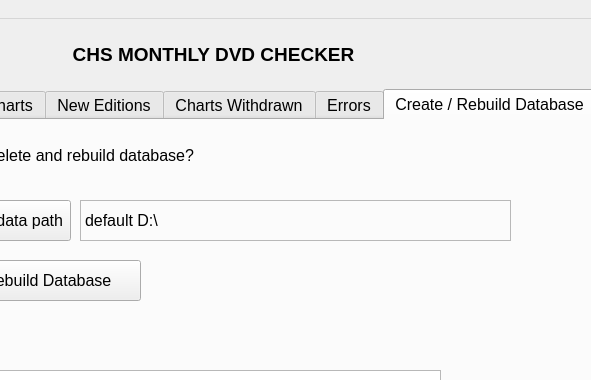
Above: CHS_DVD_Checker.ui from Mabus00/CHS-DVD-Reader before the change; both pictures show x 212 to 803 and y 0 to 380 of the 900 by 700 pixel window. Below: the same form after it.
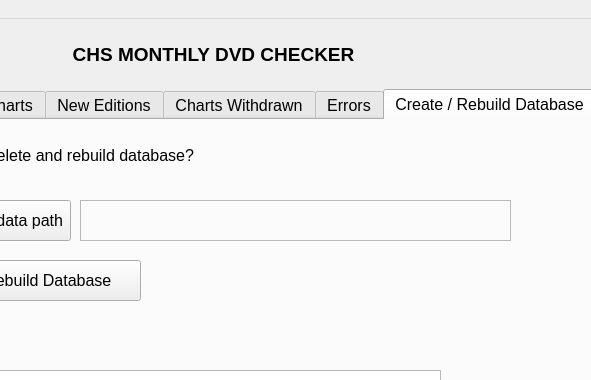
That is the form after the change. The open tabs and pages were chosen to show the change.

The edit to the form file:
```diff
--- a/CHS_DVD_Checker.ui
+++ b/CHS_DVD_Checker.ui
@@ -334,7 +334,7 @@
        <enum>QFrame::StyledPanel</enum>
       </property>
       <property name="text">
-       <string>default D:\</string>
+       <string/>
       </property>
      </widget>
      <widget class="QTextBrowser" name="rebuildDatabaseTextBrowser">
```
Left out of the diff: 2 changed lines with no effect on the pictures.
